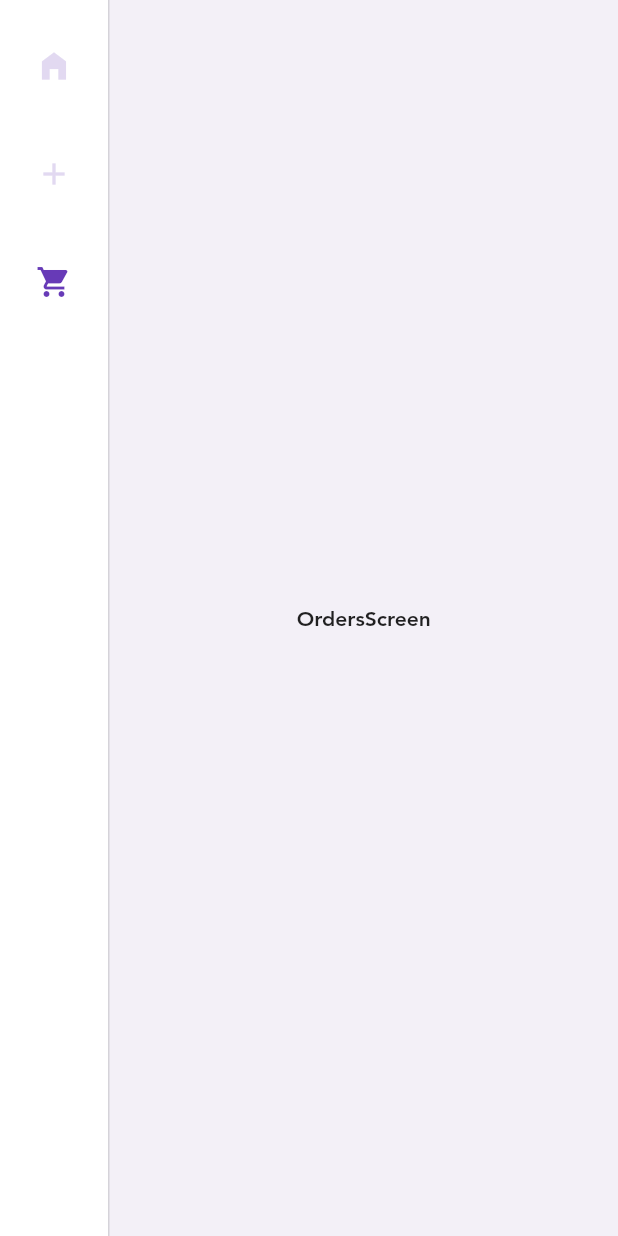
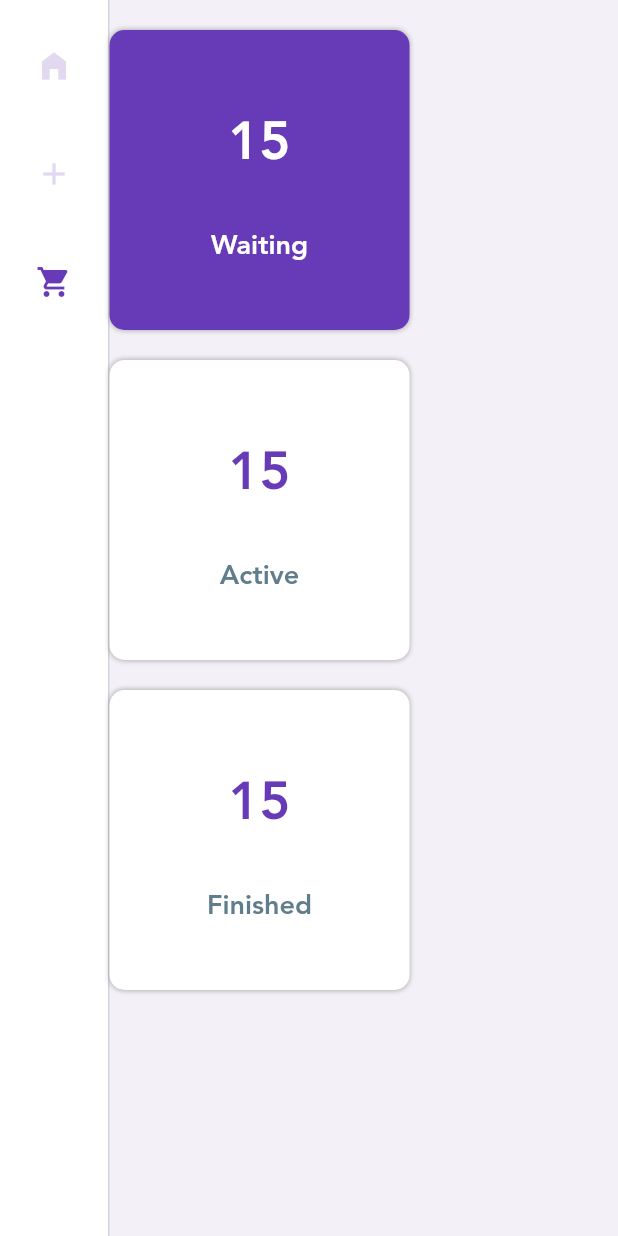
Before and after one commit to amrsheeka/shop_admin, a Flutter app: the screen it shows after launch, after a tap on "Home", after a tap on "Add Product", after a tap on "Orders", on a phone screen of 412 x 824 dp. Run offline on Flutter 3.47's test engine with Material 2 defaults, Android fonts, the phone set to English and light mode, and no system bars; our stand-ins replace bloc, cloud_firestore, conditional_builder_null_safety, file_picker, firebase_core, firebase_storage and 3 more; missing offline and left inert: universal_html; accounts and stored records are empty.

Commit message:
init orders_cubit

```diff
--- a/lib/features/main_layout/presentation/cubit/main_layout_cubit.dart
+++ b/lib/features/main_layout/presentation/cubit/main_layout_cubit.dart
@@ -11,7 +11,7 @@ import 'states.dart';
 class MainLayoutCubit extends Cubit<MainLayoutState>{
   MainLayoutCubit():super(InitialState());
   static MainLayoutCubit get(context) => BlocProvider.of(context);
-  int currentIndex = 1;
+  int currentIndex = 2;
   List<Widget> screens = [const HomeScreen(), const AddProductScreen(), const OrdersScreen()];
   void changeIndex(int index) {
     currentIndex = index;
--- /dev/null
+++ b/lib/features/orders/presentation/cubit/orders_cubit.dart
@@ -0,0 +1,14 @@
+import 'package:bloc/bloc.dart';
+import 'package:flutter_bloc/flutter_bloc.dart';
+import 'package:meta/meta.dart';
+part 'orders_state.dart';
+
+class OrdersCubit extends Cubit<OrdersState> {
+  OrdersCubit() : super(OrdersInitial());
+  static OrdersCubit get(context)=>BlocProvider.of(context);
+  int selectedView=0;
+  void changView(int index){
+    selectedView = index;
+    emit(ChangeView());
+  }
+}
--- /dev/null
+++ b/lib/features/orders/presentation/cubit/orders_state.dart
@@ -0,0 +1,7 @@
+part of 'orders_cubit.dart';
+
+@immutable
+abstract class OrdersState {}
+
+class OrdersInitial extends OrdersState {}
+class ChangeView extends OrdersState {}
--- a/lib/features/orders/presentation/views/orders_screen.dart
+++ b/lib/features/orders/presentation/views/orders_screen.dart
@@ -1,12 +1,65 @@
 import 'package:flutter/cupertino.dart';
+import 'package:flutter/material.dart';
+import 'package:flutter_bloc/flutter_bloc.dart';
+import 'package:shop_admin/features/orders/presentation/cubit/orders_cubit.dart';
+import 'package:shop_admin/features/orders/presentation/views/widgets/titled_card.dart';
+import '../../../../core/utils/constants.dart';
 
 class OrdersScreen extends StatelessWidget {
   const OrdersScreen({Key? key}) : super(key: key);
 
   @override
   Widget build(BuildContext context) {
-    return Center(
-      child: Text('OrdersScreen'),
+    double width = MediaQuery.of(context).size.width;
+    return BlocProvider(
+      create: (context) => OrdersCubit(),
+      child: BlocConsumer<OrdersCubit,OrdersState>(
+        builder: (context, state) {
+          OrdersCubit cubit = OrdersCubit.get(context);
+          return Column(
+            mainAxisAlignment: MainAxisAlignment.start,
+            crossAxisAlignment: CrossAxisAlignment.start,
+            children: <Widget>[
+              Flex(
+                direction: width>Constants.tabletWidth?Axis.horizontal:Axis.vertical,
+                children: [
+                  width>Constants.tabletWidth?const Spacer():const SizedBox(height: 20,),
+                  TitledCard(
+                    title: 'Waiting',
+                    number: 15,
+                    active: cubit.selectedView==0,
+                    onTap: (){
+                      cubit.changView(0);
+                    },
+                  ),
+                  width>Constants.tabletWidth?const Spacer():const SizedBox(height: 20,),
+                  TitledCard(
+                    title: 'Active',
+                    number: 15,
+                    active: cubit.selectedView==1,
+                    onTap: (){
+                      cubit.changView(1);
+                    },
+                  ),
+                  width>Constants.tabletWidth?const Spacer():const SizedBox(height: 20,),
+                  TitledCard(
+                    title: 'Finished',
+                    number: 15,
+                    active: cubit.selectedView==2,
+                    onTap: (){
+                      cubit.changView(2);
+                    },
+                  ),
+                  width>Constants.tabletWidth?const Spacer():const SizedBox(height: 20,),
+                ],
+              ),
+            ],
+          );
+        },
+        listener: (context, state) {
+
+        },
+      ),
     );
   }
 }
--- /dev/null
+++ b/lib/features/orders/presentation/views/widgets/titled_card.dart
@@ -0,0 +1,52 @@
+import 'package:flutter/cupertino.dart';
+import 'package:flutter/material.dart';
+
+import '../../../../../core/utils/styles.dart';
+import '../../../../../core/utils/text_styles.dart';
+
+class TitledCard extends StatelessWidget {
+  final num number;
+  final String title;
+  final bool active;
+  final Function()? onTap;
+  const TitledCard({Key? key,
+    required this.number,
+    required this.title,
+    this.active = false,
+    this.onTap
+  }) : super(key: key);
+
+  @override
+  Widget build(BuildContext context) {
+    return InkWell(
+      onTap: onTap,
+      child:   active?
+      Container(
+          height: 200,
+          width: 200,
+          decoration: Styles.mainBoxDecoration.copyWith(color: Styles.mainColor),
+          child:  Column(
+            mainAxisAlignment: MainAxisAlignment.center,
+            children: [
+              Text('$number',style: TextStyles.header?.apply(color: Colors.white),),
+              const SizedBox(height: 20,),
+              Text(title,style: TextStyles.subHeader?.apply(color: Colors.white),),
+            ],
+          )
+      )
+          :Container(
+          height: 200,
+          width: 200,
+          decoration: Styles.mainBoxDecoration,
+          child:  Column(
+            mainAxisAlignment: MainAxisAlignment.center,
+            children: [
+              Text('$number',style: TextStyles.header?.apply(color: Styles.mainColor),),
+              const SizedBox(height: 20,),
+              Text(title,style: TextStyles.subHeader,),
+            ],
+          )
+      ),
+    );
+  }
+}
--- a/lib/main.dart
+++ b/lib/main.dart
@@ -1,3 +1,4 @@
+
 import 'package:firebase_core/firebase_core.dart';
 import 'package:flutter/material.dart';
 import 'core/utils/styles.dart';
--- a/pubspec.yaml
+++ b/pubspec.yaml
@@ -42,6 +42,7 @@ dependencies:
   file_picker: ^6.1.1
   firebase_storage: ^11.5.6
   universal_html: ^2.2.4
+  fl_chart: ^0.60.0
 
   # The following adds the Cupertino Icons font to your application.
   # Use with the CupertinoIcons class for iOS style icons.
```
Also changed, not shown: pubspec.lock.
